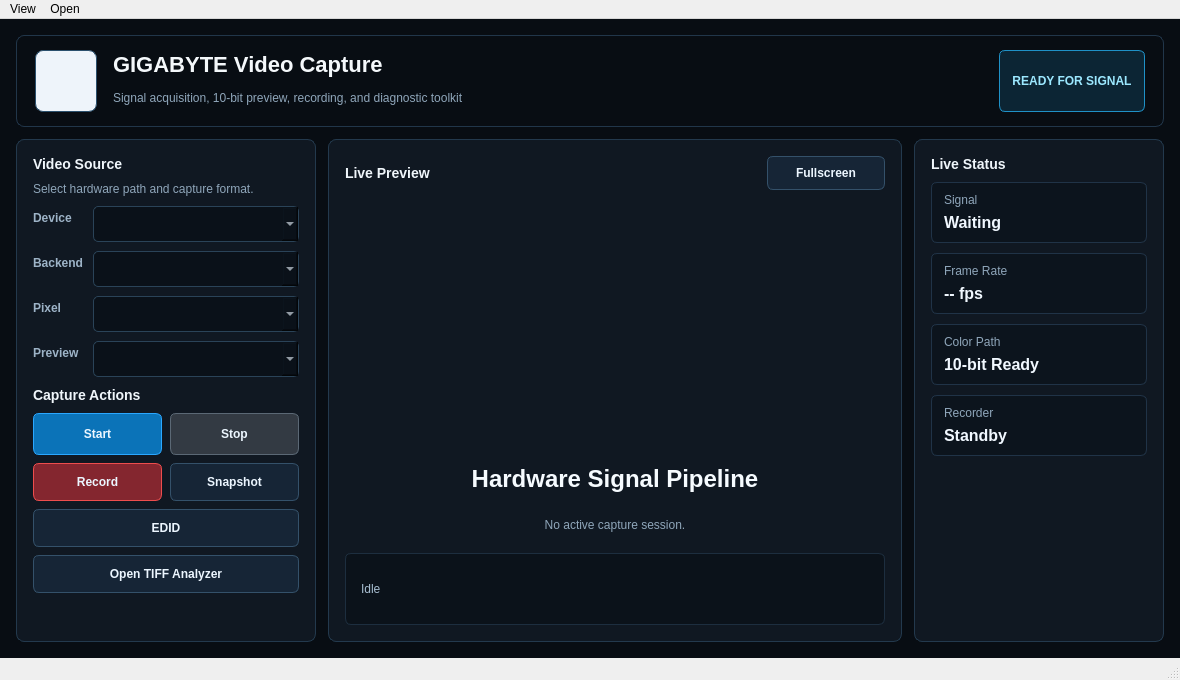
Before: the Qt Designer form apps/qt6_viewer/mainwindow.ui in MarquezLin/Gcapture_qt6_srcroot, drawn with Qt 5.
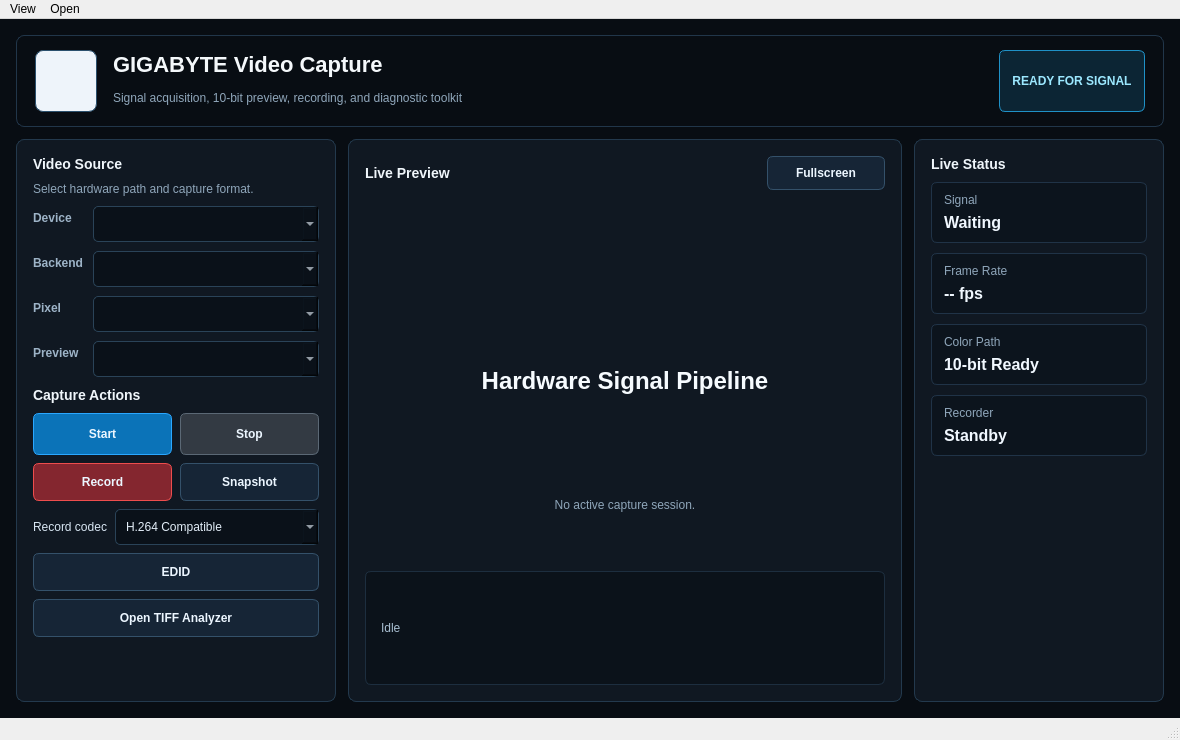
After: the same form once the commit is applied. Icons and pictures are not drawn.

Commit message: checkpoint GVFG preview and recording fixes

What changed in the file:
```diff
--- a/apps/qt6_viewer/mainwindow.ui
+++ b/apps/qt6_viewer/mainwindow.ui
@@ -7,13 +7,13 @@
     <x>0</x>
     <y>0</y>
     <width>1180</width>
-    <height>680</height>
+    <height>740</height>
    </rect>
   </property>
   <property name="minimumSize">
    <size>
     <width>980</width>
-    <height>560</height>
+    <height>680</height>
    </size>
   </property>
   <property name="windowTitle">
@@ -321,13 +321,13 @@
        <widget class="QFrame" name="controlPanel">
         <property name="minimumSize">
          <size>
-          <width>300</width>
+          <width>320</width>
           <height>0</height>
          </size>
         </property>
         <property name="maximumSize">
          <size>
-          <width>360</width>
+          <width>380</width>
           <height>16777215</height>
          </size>
         </property>
@@ -426,7 +426,7 @@
           </widget>
          </item>
          <item>
-          <layout class="QGridLayout" name="actionGrid">
+          <layout class="QGridLayout" name="actionGrid" columnstretch="1,1">
            <property name="spacing">
             <number>8</number>
            </property>
@@ -502,6 +502,40 @@
             </widget>
            </item>
            <item row="2" column="0" colspan="2">
+            <layout class="QHBoxLayout" name="recordCodecLayout">
+             <property name="spacing">
+              <number>8</number>
+             </property>
+             <item>
+              <widget class="QLabel" name="labelRecordCodec">
+               <property name="text">
+                <string>Record codec</string>
+               </property>
+              </widget>
+             </item>
+             <item>
+              <widget class="QComboBox" name="comboRecordCodec">
+               <property name="sizePolicy">
+                <sizepolicy hsizetype="Expanding" vsizetype="Fixed">
+                 <horstretch>1</horstretch>
+                 <verstretch>0</verstretch>
+                </sizepolicy>
+               </property>
+               <item>
+                <property name="text">
+                 <string>H.264 Compatible</string>
+                </property>
+               </item>
+               <item>
+                <property name="text">
+                 <string>HEVC Main10</string>
+                </property>
+               </item>
+              </widget>
+             </item>
+            </layout>
+           </item>
+           <item row="3" column="0" colspan="2">
             <widget class="QPushButton" name="btnShowEdid">
              <property name="minimumSize">
               <size>
@@ -518,7 +552,7 @@
              </property>
             </widget>
            </item>
-           <item row="3" column="0" colspan="2">
+           <item row="4" column="0" colspan="2">
             <widget class="QPushButton" name="btnOpenTiff">
              <property name="minimumSize">
               <size>
@@ -622,13 +656,6 @@
           </layout>
          </item>
          <item>
-          <widget class="QWidget" name="previewContainer">
-           <property name="minimumSize">
-            <size>
-             <width>320</width>
-             <height>250</height>
-            </size>
-           </property>
            <layout class="QVBoxLayout" name="previewContainerLayout">
             <property name="spacing">
              <number>0</number>
@@ -659,7 +686,6 @@
              </widget>
             </item>
            </layout>
-          </widget>
          </item>
          <item>
           <widget class="QLabel" name="previewTitle">
```
Left out of the diff: 12 changed lines with no effect on the pictures. Lines whose indentation alone changed are shown as unchanged. The commit also changes 9 other files.
